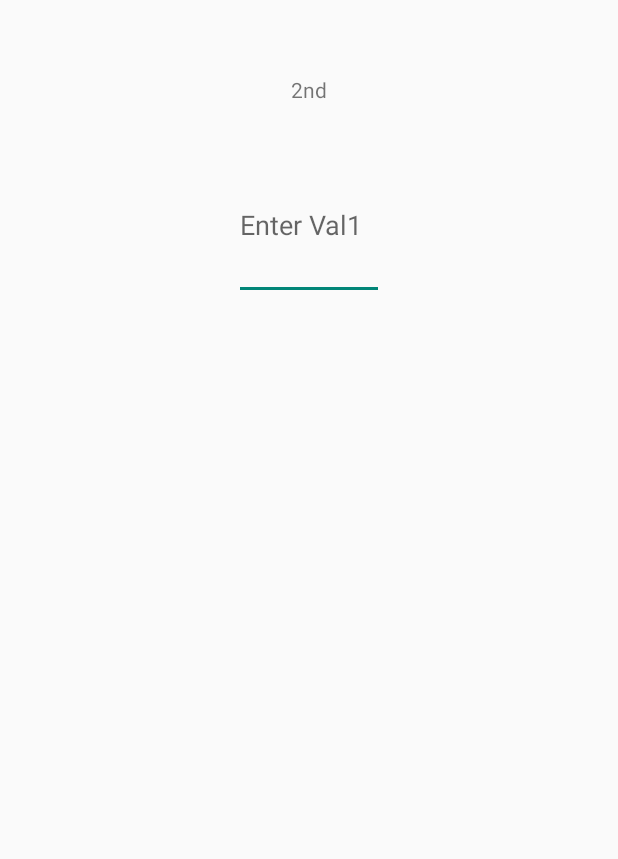
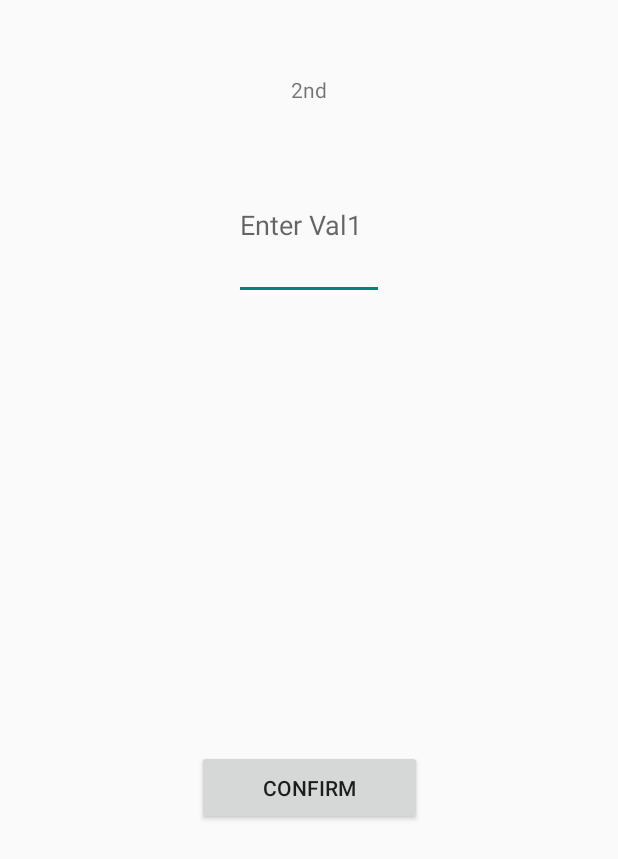
Before and after one commit to lildyl6/LLC1, an Android app built with Jetpack Compose: the MainActivity screen opened directly, with no data from a screen before it, on a phone screen of 412 x 824 dp. Before the commit the part shown is almost empty. Shown: the top 859 px of the screen. Run offline under Robolectric (Android 15) with nearby library versions, the phone set to English and light mode, and no system bars.

Commit message:
confirm button

```diff
--- a/app/src/main/java/com/example/llc1/MainActivity.kt
+++ b/app/src/main/java/com/example/llc1/MainActivity.kt
@@ -1,6 +1,7 @@
 package com.example.llc1
 
 import android.os.Bundle
+import android.widget.EditText
 import androidx.activity.ComponentActivity
 import com.example.llc1.model.Model
 
@@ -13,5 +14,7 @@ class MainActivity : ComponentActivity(){
         setContentView(R.layout.main_activity)
 
         model = Model(0, 0, 0, 0, 0)
+        var val1 : Int = 0
+        val edit1 = findViewById<EditText>(R.id.edit1)
     }
 }
--- a/app/src/main/res/layout/main_activity.xml
+++ b/app/src/main/res/layout/main_activity.xml
@@ -18,6 +18,7 @@
         android:layout_marginTop="50sp"/>
 
     <EditText
+        android:id="@+id/edit1"
         android:layout_width="100sp"
         android:layout_height="100sp"
         app:layout_constraintLeft_toLeftOf="parent"
@@ -26,4 +27,15 @@
         android:layout_marginTop="100sp"
         android:hint="Enter Val1"/>
 
+    <Button
+        android:id="@+id/confirm"
+        android:layout_marginBottom="200sp"
+        android:layout_width="150sp"
+        android:layout_height="50sp"
+        android:text="Confirm"
+        app:layout_constraintLeft_toLeftOf="parent"
+        app:layout_constraintRight_toRightOf="parent"
+        app:layout_constraintTop_toBottomOf="@+id/edit1"
+        android:layout_marginTop="300sp"/>
+
 </androidx.constraintlayout.widget.ConstraintLayout>
```
